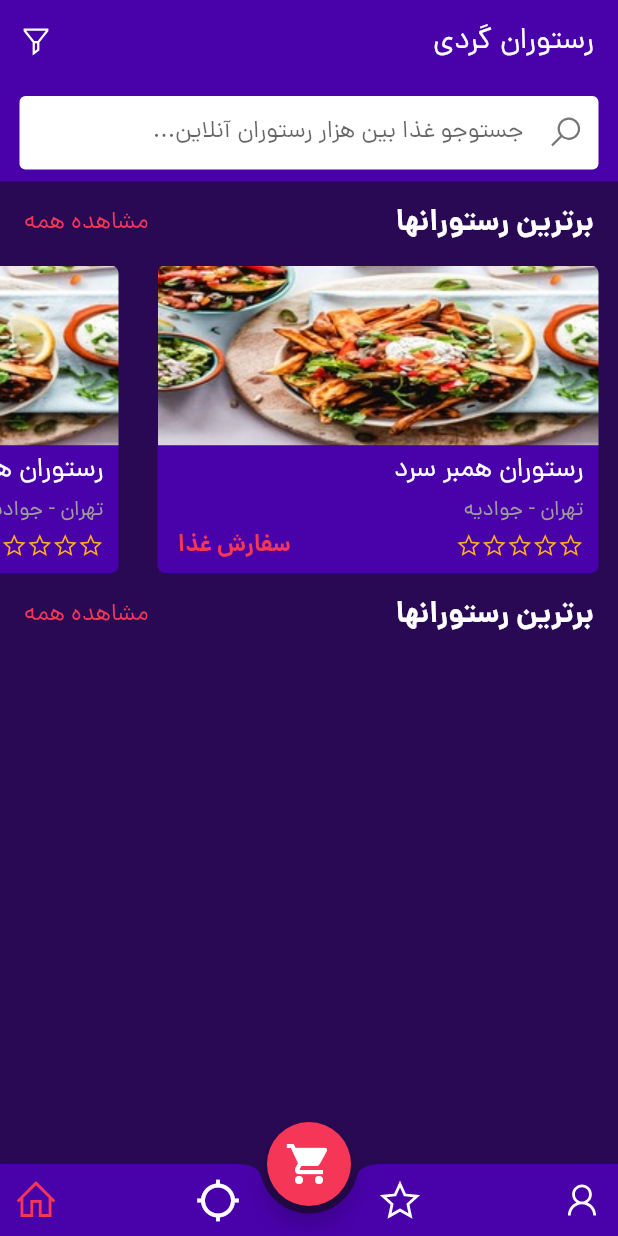
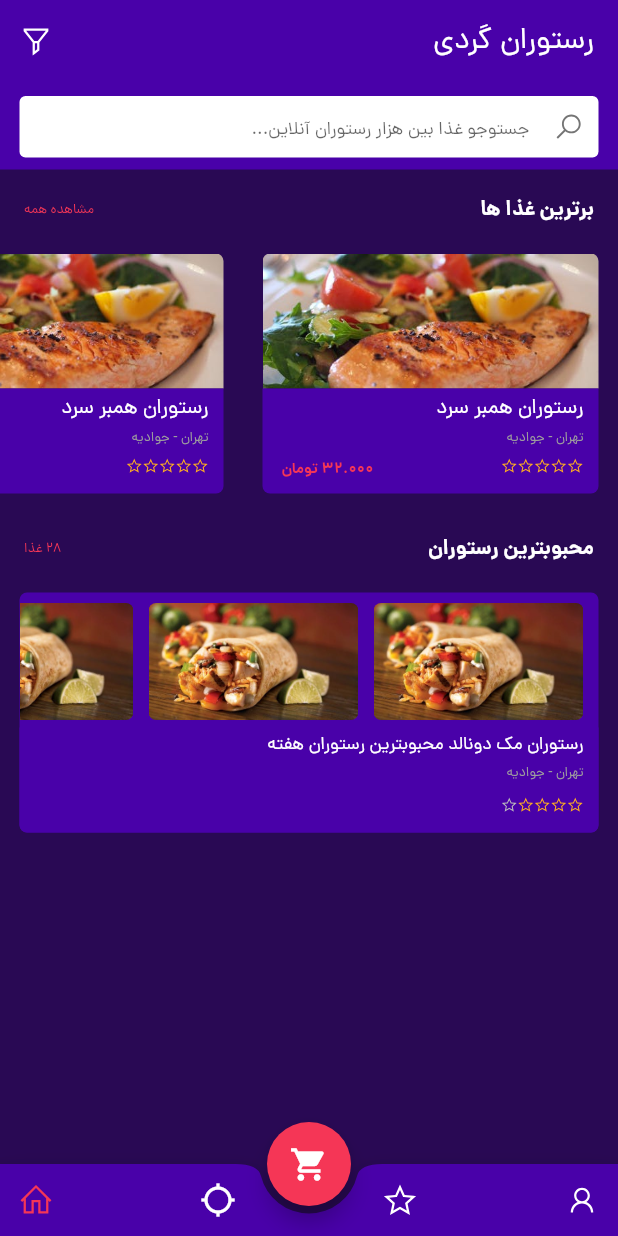
Before and after one commit to hamraniali/mobofood, a Flutter app: the screen it shows after launch, after a tap on the "shopping cart" icon, on a phone screen of 412 x 824 dp. Run offline on Flutter 3.47's test engine with Material 2 defaults, Android fonts, the phone set to English and light mode, and no system bars; our stand-ins replace line_icons, splashscreen.

Commit message:
creating search city screen and complete the home screen

```diff
--- a/lib/main.dart
+++ b/lib/main.dart
@@ -1,5 +1,6 @@
 import 'package:flutter/material.dart';
 import 'package:flutter/services.dart';
+import 'package:mobofood/screens/searchCity.dart';
 import './screens/home.dart';
 import 'package:splashscreen/splashscreen.dart';
 
@@ -12,9 +13,15 @@ void main() {
   return runApp(
     MaterialApp(
       debugShowCheckedModeBanner: false,
-      theme: ThemeData(fontFamily: 'iransans'),
+      theme: ThemeData(fontFamily: 'iransans'
+      ,cursorColor: Colors.grey
+      ,),
       title: 'MoboFood',
-      home: MyApp()
+      home: MyApp(),
+      routes: <String,WidgetBuilder> {
+        '/home' : (BuildContext context) => Home(),
+        '/searchCity' : (BuildContext context) => SearchCity()
+      },
     )
   );
 }
@@ -29,9 +36,9 @@ class MyApp extends StatefulWidget {
     @override
     Widget build(BuildContext context) {
         return new SplashScreen(
-        seconds: 10,
+        seconds: 9,
         navigateAfterSeconds: new Home(),
-        title: new Text('به موبوفود خوش آمدید' , style: TextStyle(fontSize: 25,color: Colors.white)),
+        title: new Text('موبوفود' , style: TextStyle(fontSize: 25,color: Colors.white)),
         image: new Image.asset('images/splash.jpg'),
         backgroundColor: Color.fromRGBO(37, 1, 88, 1),
         styleTextUnderTheLoader: new TextStyle(),
--- a/lib/screens/home.dart
+++ b/lib/screens/home.dart
@@ -22,10 +22,13 @@ class _HomeState extends State<Home> {
           backgroundColor: Color.fromRGBO(73, 1, 169, 1),
           elevation: 0,
         ),
-        floatingActionButton: FloatingActionButton(
-          backgroundColor: Color.fromRGBO(245, 54, 86, 1),
-          onPressed: () {},
-          child: Icon(Icons.shopping_cart,size: 32,),
+        floatingActionButton: Container(
+            child: FloatingActionButton(
+            backgroundColor: Color.fromRGBO(245, 54, 86, 1),
+
+            onPressed: () {},
+            child: Icon(Icons.shopping_cart,size: 26,),
+            ),
           ),
           floatingActionButtonLocation: FloatingActionButtonLocation.centerDocked,
         bottomNavigationBar: BottomAppBar(
@@ -36,10 +39,12 @@ class _HomeState extends State<Home> {
             mainAxisSize: MainAxisSize.max,
             mainAxisAlignment: MainAxisAlignment.spaceBetween,
             children: <Widget>[
-              IconButton(icon: Icon(LineIcons.user,color: Colors.white,size: 30,),onPressed: () {},),
-              IconButton(icon: Icon(LineIcons.star_o,color: Colors.white,size: 30,),onPressed: () {},),
-              IconButton(icon: Icon(Icons.location_searching,color: Colors.white,size: 30,),onPressed: () {},),
-              IconButton(icon: Icon(LineIcons.home,color: Color.fromRGBO(245, 54, 86, 1),size: 30,),onPressed: () {},),
+              IconButton(icon: Icon(LineIcons.user,color: Colors.white,),onPressed: () {},),
+              IconButton(icon: Icon(LineIcons.star_o,color: Colors.white,),onPressed: () {},),
+              IconButton(icon: Icon(Icons.location_searching,color: Colors.white,),onPressed: () {
+                Navigator.of(context).pushNamed('/searchCity');
+              },),
+              IconButton(icon: Icon(LineIcons.home,color: Color.fromRGBO(245, 54, 86, 1),),onPressed: () {},),
             ],
           ),
         ),
@@ -49,7 +54,7 @@ class _HomeState extends State<Home> {
             Container(
           width: double.infinity,
           padding: EdgeInsets.symmetric(horizontal: 13,vertical: 8),
-          height: 65,
+          height: 57,
           color: Color.fromRGBO(73, 1, 169, 1),
           child:Container(
             padding: EdgeInsets.symmetric(horizontal: 10,),
@@ -58,35 +63,36 @@ class _HomeState extends State<Home> {
               borderRadius: BorderRadius.circular(4)
             ),
             child:  TextField(
+              style: TextStyle(fontSize: 12),
             textAlign: TextAlign.right,
             decoration: InputDecoration(
               hintText: 'جستوجو غذا بین هزار رستوران آنلاین...',
               border:InputBorder.none,
-              icon: Icon(LineIcons.search,color: Colors.black54,),
+              icon: Icon(LineIcons.search,color: Colors.black54,size: 20,),
               ),
           ),
           ),
         ),
         FlatButton(
           child: ListTile(
-            trailing: Text('مشاهده همه' , style: TextStyle(color: Color.fromRGBO(245, 54, 86, 1) , fontSize: 16),),
+            trailing: Text('مشاهده همه' , style: TextStyle(color: Color.fromRGBO(245, 54, 86, 1) , fontSize: 9),),
             contentPadding: EdgeInsets.all(0),
-            leading: Text('برترین رستورانها', style: TextStyle(color: Colors.white,fontWeight: FontWeight.w700,fontSize: 20),),
+            leading: Text('برترین غذا ها', style: TextStyle(color: Colors.white,fontWeight: FontWeight.w700,),),
           ),
           onPressed: () {},
         ),
 
         Container(
           width: double.infinity,
-          height: 205,
+          height: 170,
           child: ListView.builder(
             addAutomaticKeepAlives: true,
             scrollDirection: Axis.horizontal,
             itemCount: 10,
             itemBuilder: (context,index) {
               return Container(
-                width: 320,
-                height: 205,
+                width: 250,
+                height: 170,
                 padding: EdgeInsets.symmetric(horizontal: 13),
                 child: Container(
                   height: double.infinity,
@@ -95,29 +101,29 @@ class _HomeState extends State<Home> {
                     children: <Widget>[
                       Container(
                         width: double.infinity,
-                        height: 120,
+                        height: 90,
                         decoration: BoxDecoration(
                           borderRadius: BorderRadius.only(topRight: Radius.circular(5),topLeft: Radius.circular(5)),
                            image: DecorationImage(
-                             image:ExactAssetImage('images/pexels-photo-1640772_350x120.jpeg'),
+                             image:ExactAssetImage('images/salmon-dish-food-meal-46239.jpeg'),
                              fit: BoxFit.cover
                            )),
                       ),
-                      Container(
+                       Container(
                         width: double.infinity,
-                        height: 85,
+                        height: 70,
                         decoration: BoxDecoration(borderRadius: BorderRadius.only(bottomRight: Radius.circular(5),bottomLeft: Radius.circular(5)), color: Color.fromRGBO(73, 1, 169, 1)),
                         child: Column(children: <Widget>[
                           Container(
                             margin: EdgeInsets.symmetric(vertical: 3),
                             padding: EdgeInsets.symmetric(horizontal: 10),
                             alignment: Alignment.centerRight,
-                            child: Text('رستوران همبر سرد',textAlign: TextAlign.right, style: TextStyle(color: Colors.white,fontSize: 18),),
+                            child: Text('رستوران همبر سرد',textAlign: TextAlign.right, style: TextStyle(color: Colors.white,fontSize: 14),),
                           ),
                           Container(
                             padding: EdgeInsets.symmetric(horizontal: 10),
                             alignment: Alignment.centerRight,
-                            child: Text('تهران - جوادیه',textAlign: TextAlign.right, style: TextStyle(color: Colors.grey[500],fontSize: 14),),
+                            child: Text('تهران - جوادیه',textAlign: TextAlign.right, style: TextStyle(color: Colors.grey[500],fontSize: 9),),
                           ),
                           Container(
                             padding: EdgeInsets.symmetric(horizontal: 10),
@@ -126,17 +132,17 @@ class _HomeState extends State<Home> {
                               children: <Widget>[
                                 Container(
                                   child: Row(children: <Widget>[
-                              Icon(LineIcons.star,color: Color.fromRGBO(255, 175, 32, 1),size: 17,),
-                              Icon(LineIcons.star,color: Color.fromRGBO(255, 175, 32, 1),size: 17,),
-                              Icon(LineIcons.star,color: Color.fromRGBO(255, 175, 32, 1),size: 17,),
-                              Icon(LineIcons.star,color: Color.fromRGBO(255, 175, 32, 1),size: 17,),
-                              Icon(LineIcons.star,color: Color.fromRGBO(255, 175, 32, 1),size: 17,),
+                              Icon(LineIcons.star,color: Color.fromRGBO(255, 175, 32, 1),size: 11,),
+                              Icon(LineIcons.star,color: Color.fromRGBO(255, 175, 32, 1),size: 11,),
+                              Icon(LineIcons.star,color: Color.fromRGBO(255, 175, 32, 1),size: 11,),
+                              Icon(LineIcons.star,color: Color.fromRGBO(255, 175, 32, 1),size: 11,),
+                              Icon(LineIcons.star,color: Color.fromRGBO(255, 175, 32, 1),size: 11,),
                             ],
                             ),
                                 ),
                                 Container(
-                                  margin: EdgeInsets.only(right: 110),
-                                  child: Text('سفارش غذا' , style: TextStyle(color: Color.fromRGBO(245, 54, 86, 1) , fontSize: 16,fontWeight: FontWeight.w700),),
+                                  margin: EdgeInsets.only(right: 85,top: 5),
+                                  child: Text('32.000 تومان' , style: TextStyle(color: Color.fromRGBO(245, 54, 86, 1) , fontSize: 10,fontWeight: FontWeight.w700),),
                                 )
                               ],
                             ),
@@ -152,14 +158,80 @@ class _HomeState extends State<Home> {
         ),
         FlatButton(
           child: ListTile(
-            trailing: Text('مشاهده همه' , style: TextStyle(color: Color.fromRGBO(245, 54, 86, 1) , fontSize: 16),),
+            trailing: Text('۲۸ غذا' , style: TextStyle(color: Color.fromRGBO(245, 54, 86, 1) , fontSize: 9),),
             contentPadding: EdgeInsets.all(0),
-            leading: Text('برترین رستورانها', style: TextStyle(color: Colors.white,fontWeight: FontWeight.w700,fontSize: 20),),
+            leading: Text('محبوبترین رستوران', style: TextStyle(color: Colors.white,fontWeight: FontWeight.w700,),),
           ),
           onPressed: () {},
         ),
 
-
+        Container(
+          height: 160,
+          width: double.infinity,
+          margin: EdgeInsets.symmetric(horizontal: 13),
+          decoration: BoxDecoration(color: Color.fromRGBO(73, 1, 169, 1),borderRadius: BorderRadius.circular(5)),
+           child: Column(children: <Widget>[
+            Container(
+              height: 90,
+              width: double.infinity,
+              child: ListView.builder(
+                itemCount: 15,
+                scrollDirection: Axis.horizontal,
+                addAutomaticKeepAlives: true,
+                itemBuilder: (context, index) {
+                  return   Container(
+                    height: double.infinity,
+                    width: 140,
+                    decoration: BoxDecoration(
+                      borderRadius: BorderRadius.circular(5),
+                      image: DecorationImage(image: ExactAssetImage('images/pexels-photo-461198.jpeg')),
+                    ),
+                    margin: EdgeInsets.only(right: 10,top: 7,bottom: 5),
+                  );
+                },
+              ),
+            ),
+            Container(
+                        width: double.infinity,
+                        height: 70,
+                        decoration: BoxDecoration(borderRadius: BorderRadius.only(bottomRight: Radius.circular(5),bottomLeft: Radius.circular(5)), color: Color.fromRGBO(73, 1, 169, 1)),
+                        child: Column(children: <Widget>[
+                          Container(
+                            margin: EdgeInsets.symmetric(vertical: 3),
+                            padding: EdgeInsets.symmetric(horizontal: 10),
+                            alignment: Alignment.centerRight,
+                            child: Text('رستوران مک دونالد محبوبترین رستوران هفته',textAlign: TextAlign.right, style: TextStyle(color: Colors.white,fontSize: 12),),
+                          ),
+                          Container(
+                            padding: EdgeInsets.symmetric(horizontal: 10),
+                            alignment: Alignment.centerRight,
+                            child: Text('تهران - جوادیه',textAlign: TextAlign.right, style: TextStyle(color: Colors.grey[500],fontSize: 9),),
+                          ),
+                          Container(
+                            padding: EdgeInsets.symmetric(horizontal: 10),
+                            alignment: Alignment.centerRight,
+                            child: Row(
+                              children: <Widget>[
+                                Container(
+                                  margin: EdgeInsets.only(top: 8),
+                                  child: Row(children: <Widget>[
+                              Icon(LineIcons.star,color: Color.fromRGBO(255, 175, 32, 1),size: 11,),
+                              Icon(LineIcons.star,color: Color.fromRGBO(255, 175, 32, 1),size: 11,),
+                              Icon(LineIcons.star,color: Color.fromRGBO(255, 175, 32, 1),size: 11,),
+                              Icon(LineIcons.star,color: Color.fromRGBO(255, 175, 32, 1),size: 11,),
+                              Icon(LineIcons.star,color: Colors.grey[400],size: 11,),
+                            ],
+                            ),
+                                ),
+                              ],
+                            ),
+                          ),
+                        ],),
+                      ),
+          ],),
+        )
+      ,
+      Container(height: 47,)
           ],
         )
       )
--- /dev/null
+++ b/lib/screens/searchCity.dart
@@ -0,0 +1,54 @@
+import 'package:flutter/material.dart';
+import 'package:line_icons/line_icons.dart';
+
+class SearchCity extends StatefulWidget {
+  @override
+  _SearchCityState createState() => _SearchCityState();
+}
+
+class _SearchCityState extends State<SearchCity> {
+  @override
+  Widget build(BuildContext context) {
+    return
+       Scaffold(
+      appBar: AppBar(
+        backgroundColor: Color.fromRGBO(73, 1, 169, 1),
+        leading:
+          IconButton(icon: Icon(LineIcons.arrow_left),onPressed: () {
+            Navigator.of(context).pop();
+          },)
+      ),
+      floatingActionButton: Directionality(
+        textDirection: TextDirection.rtl,
+        child: FloatingActionButton(
+        onPressed: () {},
+        child: Icon(Icons.shopping_cart, size: 26,),
+        backgroundColor: Color.fromRGBO(245, 54, 86, 1),
+      ),
+      ),
+      floatingActionButtonLocation: FloatingActionButtonLocation.centerDocked,
+      bottomNavigationBar: Directionality(
+        textDirection: TextDirection.rtl,
+        child: BottomAppBar(
+        color: Color.fromRGBO(73, 1, 169, 1),
+        shape: CircularNotchedRectangle(),
+        notchMargin: 5,
+        child: Row(
+            mainAxisSize: MainAxisSize.max,
+            mainAxisAlignment: MainAxisAlignment.spaceBetween,
+            children: <Widget>[
+              IconButton(icon: Icon(LineIcons.user,color: Colors.white,),onPressed: () {
+
+              },),
+              IconButton(icon: Icon(LineIcons.star_o,color: Colors.white,),onPressed: () {},),
+              IconButton(icon: Icon(Icons.location_searching,color: Color.fromRGBO(245, 54, 86, 1),),onPressed: () {},),
+              IconButton(icon: Icon(LineIcons.home,color: Colors.white,),onPressed: () {
+                Navigator.of(context).popAndPushNamed('/home');
+              },),
+            ],
+          ),
+      ),
+      ),
+    );
+  }
+}
--- a/pubspec.yaml
+++ b/pubspec.yaml
@@ -44,7 +44,9 @@ flutter:
   # To add assets to your application, add an assets section, like this:
   assets:
    - images/splash.jpg
-   - images/pexels-photo-1640772_350x120.jpeg
+   - images/pexels-photo-461198.jpeg
+   - images/pexels-photo-1640772.jpeg
+   - images/salmon-dish-food-meal-46239.jpeg
 
   # An image asset can refer to one or more resolution-specific "variants", see
   # https://flutter.dev/assets-and-images/#resolution-aware.
```
Also changed, not shown: images/pexels-photo-1640772.jpeg (added), images/pexels-photo-1640772_350x120.jpeg (deleted), images/pexels-photo-461198.jpeg (added), images/salmon-dish-food-meal-46239.jpeg (added).
